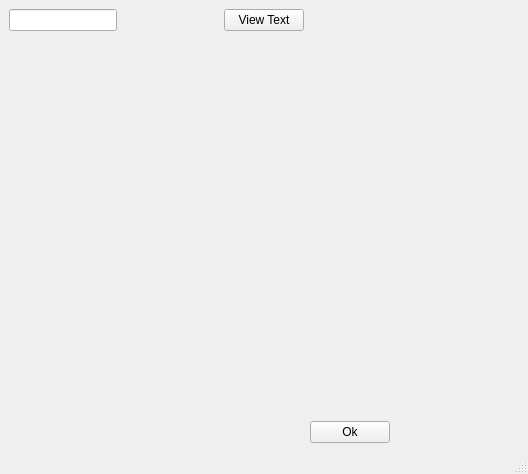
Above: assets/ui/main_window.ui from joaonc/qt_playground before the change. Below: the same form after it.
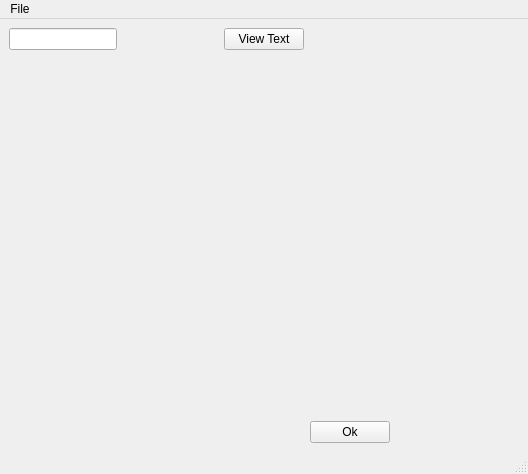
That is the form after the change.

Commit message: update to `main_window`

```diff
--- a/assets/ui/main_window.ui
+++ b/assets/ui/main_window.ui
@@ -104,6 +104,14 @@
      <height>37</height>
     </rect>
    </property>
+   <widget class="QMenu" name="menuFile">
+    <property name="title">
+     <string>File</string>
+    </property>
+    <addaction name="actionOpen"/>
+    <addaction name="actionClose"/>
+   </widget>
+   <addaction name="menuFile"/>
   </widget>
   <widget class="QStatusBar" name="statusbar"/>
  </widget>
```
Left out of the diff: 10 changed lines with no effect on the pictures. The commit also changes 2 other files.
